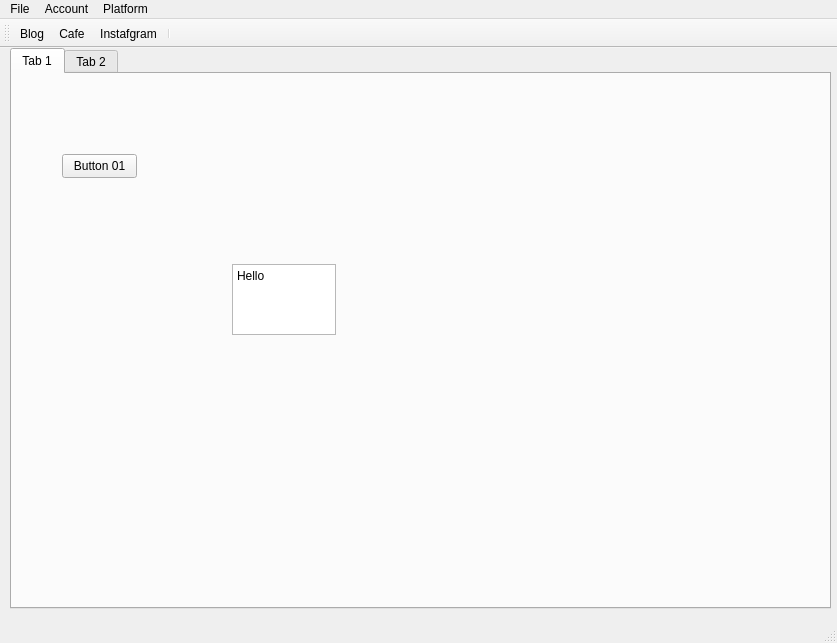
Above: app/dasan_main.ui from Jena-K/dasan before the change. Below: the same form after it.
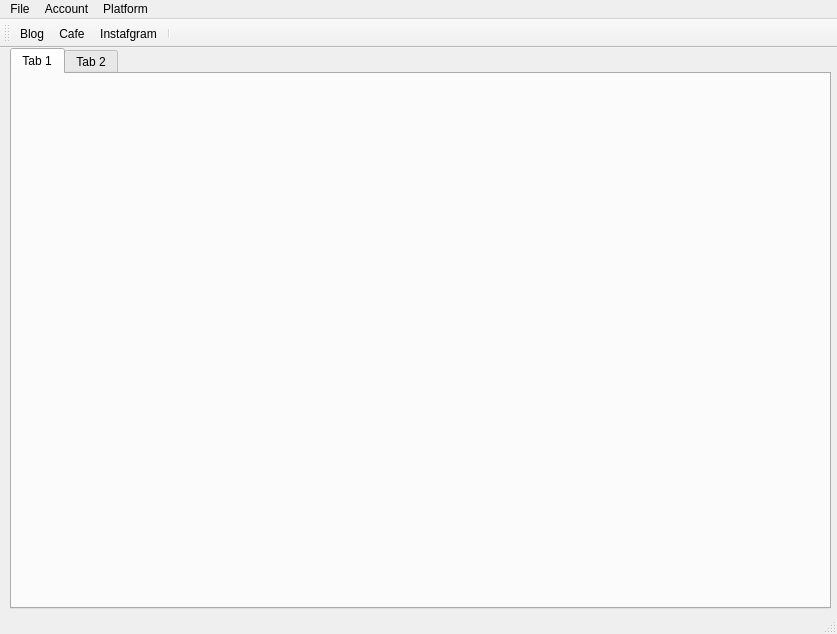
That is the form after the change. Icons and pictures are not drawn.

Diff of the .ui file:
```diff
--- a/app/dasan_main.ui
+++ b/app/dasan_main.ui
@@ -7,9 +7,15 @@
     <x>0</x>
     <y>0</y>
     <width>837</width>
-    <height>643</height>
+    <height>634</height>
    </rect>
   </property>
+  <property name="maximumSize">
+   <size>
+    <width>837</width>
+    <height>643</height>
+   </size>
+  </property>
   <property name="windowTitle">
    <string>MainWindow</string>
   </property>
@@ -33,39 +39,6 @@
         <attribute name="title">
          <string>Tab 1</string>
         </attribute>
-        <widget class="QPushButton" name="button_01">
-         <property name="geometry">
-          <rect>
-           <x>50</x>
-           <y>80</y>
-           <width>75</width>
-           <height>24</height>
-          </rect>
-         </property>
-         <property name="text">
-          <string>Button 01</string>
-         </property>
-        </widget>
-        <widget class="QTextEdit" name="textEdit">
-         <property name="geometry">
-          <rect>
-           <x>220</x>
-           <y>190</y>
-           <width>104</width>
-           <height>71</height>
-          </rect>
-         </property>
-         <property name="html">
-          <string>&lt;!DOCTYPE HTML PUBLIC &quot;-//W3C//DTD HTML 4.0//EN&quot; &quot;http://www.w3.org/TR/REC-html40/strict.dtd&quot;&gt;
-&lt;html&gt;&lt;head&gt;&lt;meta name=&quot;qrichtext&quot; content=&quot;1&quot; /&gt;&lt;meta charset=&quot;utf-8&quot; /&gt;&lt;style type=&quot;text/css&quot;&gt;
-p, li { white-space: pre-wrap; }
-hr { height: 1px; border-width: 0; }
-li.unchecked::marker { content: &quot;\2610&quot;; }
-li.checked::marker { content: &quot;\2612&quot;; }
-&lt;/style&gt;&lt;/head&gt;&lt;body style=&quot; font-family:'맑은 고딕'; font-size:9pt; font-weight:400; font-style:normal;&quot;&gt;
-&lt;p style=&quot; margin-top:0px; margin-bottom:0px; margin-left:0px; margin-right:0px; -qt-block-indent:0; text-indent:0px;&quot;&gt;Hello&lt;/p&gt;&lt;/body&gt;&lt;/html&gt;</string>
-         </property>
-        </widget>
        </widget>
        <widget class="QWidget" name="tab_2">
         <attribute name="title">
```
Left out of the diff: 7 changed lines with no effect on the pictures.
